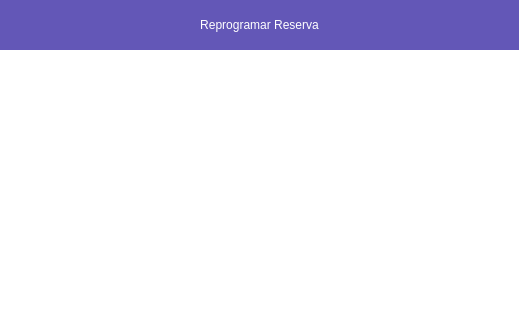
Qt form GUI/Resources/UI/Reservas.ui (difer19/Gestor-de-Hangares) before a commit; both pictures show x 284 to 803 and y 0 to 320 of the 1087 by 761 pixel window.
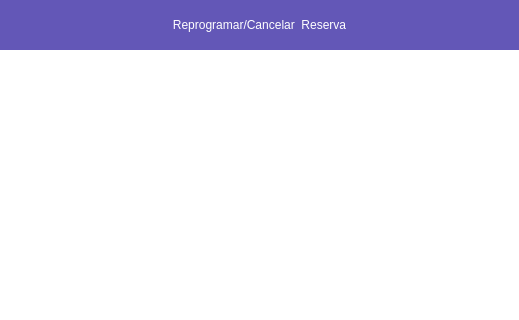
The same form after that commit.

What changed in the file:
```diff
--- a/GUI/Resources/UI/Reservas.ui
+++ b/GUI/Resources/UI/Reservas.ui
@@ -107,7 +107,7 @@
          </size>
         </property>
         <property name="text">
-         <string>Reprogramar Reserva</string>
+         <string>Reprogramar/Cancelar  Reserva</string>
         </property>
        </widget>
       </item>
```
